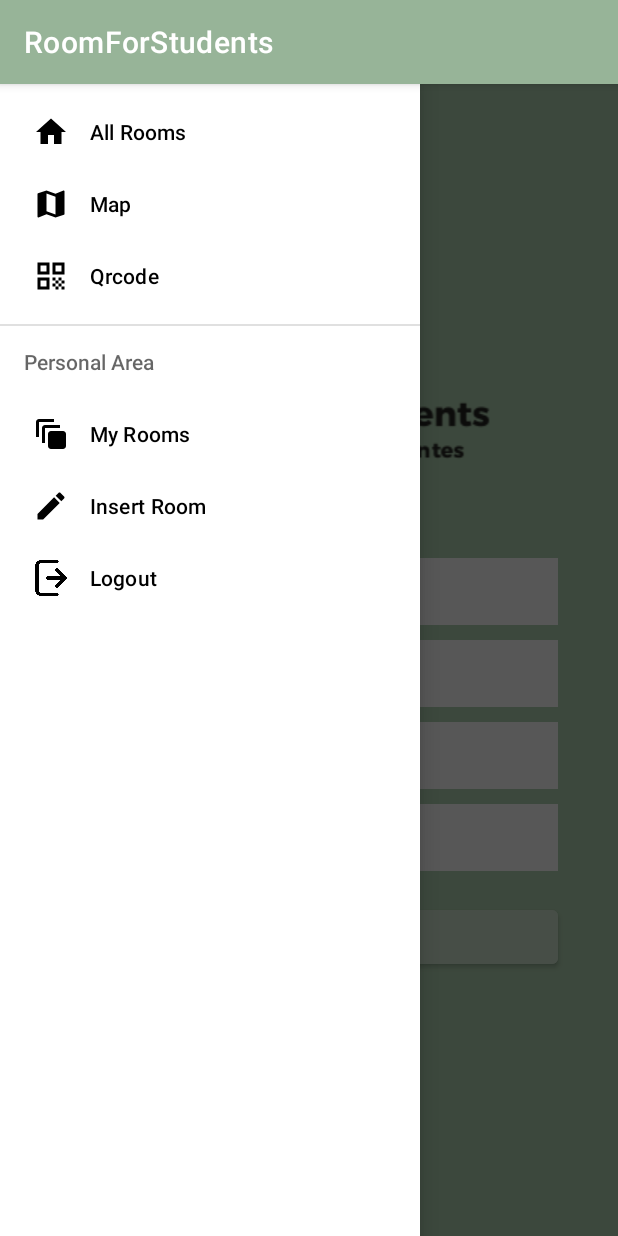
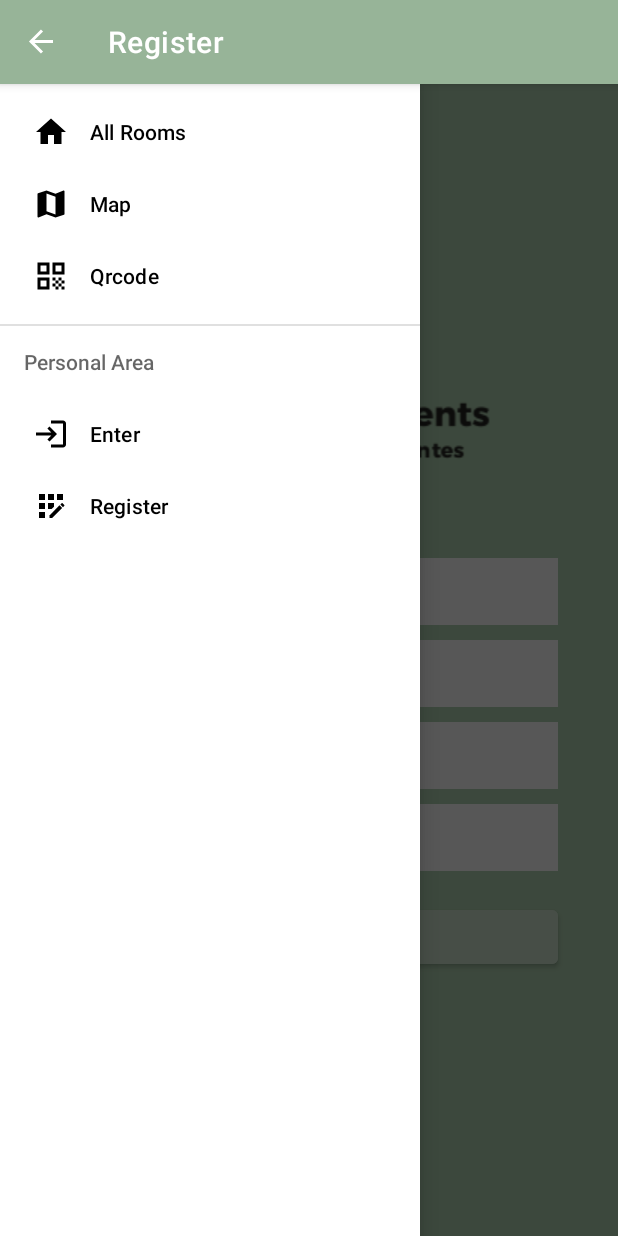
Before and after one commit to tneveda/RoomForStudents, an Android app: the Registo screen opened directly, with no data from a screen before it, in the side drawer, after a tap on "Qrcode", on a phone screen of 412 x 824 dp. Run offline under Robolectric (Android 15) with nearby library versions, the phone set to English and light mode, and no system bars.

Commit message:
Criado landscape de Login e Registo + Gravação de registo de user na BD

```diff
--- a/app/src/main/AndroidManifest.xml
+++ b/app/src/main/AndroidManifest.xml
@@ -21,6 +21,9 @@
             android:name=".Registo"
             android:exported="false" />
         <activity
+            android:name=".Login"
+            android:exported="false" />
+        <activity
             android:name=".SplashScreen"
             android:exported="true">
             <intent-filter>
--- a/app/src/main/java/ecgm/com/roomforstudents/ListaAnuncios.kt
+++ b/app/src/main/java/ecgm/com/roomforstudents/ListaAnuncios.kt
@@ -81,7 +81,7 @@ class ListaAnuncios : AppCompatActivity()/*, CellClickListener*/ {
                 R.id.nav_inserir -> Toast.makeText(applicationContext,"QRcode", Toast.LENGTH_SHORT).show()//startActivity(Intent(this, InserirAnunciosActivity::class.java).apply{})
                 R.id.nav_anuncios -> Toast.makeText(applicationContext,"QRcode", Toast.LENGTH_SHORT).show()// startActivity(Intent(this, MeusAnunciosActivity::class.java).apply{})
                 R.id.nav_login -> startActivity(Intent(this, Login::class.java).apply{})
-                R.id.nav_registo -> Toast.makeText(applicationContext,"Registar", Toast.LENGTH_SHORT).show()
+                R.id.nav_registo -> startActivity(Intent(this, Registo::class.java).apply{})
                 R.id.nav_sair -> logout()
             }
             true
@@ -135,9 +135,9 @@ class ListaAnuncios : AppCompatActivity()/*, CellClickListener*/ {
         shared_preferences_edit.clear()
         shared_preferences_edit.apply()
 
-     /*   val intent = Intent(this@ListaAnuncios, LoginActivity::class.java)
+       val intent = Intent(this@ListaAnuncios, Login::class.java)
         startActivity(intent)
-        finish()*/
+        finish()
 
     }
 
--- a/app/src/main/java/ecgm/com/roomforstudents/Login.kt
+++ b/app/src/main/java/ecgm/com/roomforstudents/Login.kt
@@ -66,7 +66,7 @@ class Login : AppCompatActivity() {
                 R.id.nav_inserir -> Toast.makeText(applicationContext,"QRcode", Toast.LENGTH_SHORT).show()//startActivity(Intent(this, InserirAnunciosActivity::class.java).apply{})
                 R.id.nav_anuncios -> Toast.makeText(applicationContext,"QRcode", Toast.LENGTH_SHORT).show()// startActivity(Intent(this, MeusAnunciosActivity::class.java).apply{})
                 R.id.nav_login -> startActivity(Intent(this, Login::class.java).apply{})
-                R.id.nav_registo -> Toast.makeText(applicationContext,"Registar", Toast.LENGTH_SHORT).show()
+                R.id.nav_registo -> startActivity(Intent(this, Registo::class.java).apply{})
                 R.id.nav_sair -> logout()
             }
             true
--- a/app/src/main/java/ecgm/com/roomforstudents/Registo.kt
+++ b/app/src/main/java/ecgm/com/roomforstudents/Registo.kt
@@ -1,11 +1,138 @@
 package ecgm.com.roomforstudents
 
+import android.content.Context
+import android.content.Intent
+import android.content.SharedPreferences
 import androidx.appcompat.app.AppCompatActivity
 import android.os.Bundle
+import android.view.MenuItem
+import android.view.View
+import android.widget.EditText
+import android.widget.Toast
+import androidx.appcompat.app.ActionBarDrawerToggle
+import androidx.drawerlayout.widget.DrawerLayout
+import com.google.android.material.navigation.NavigationView
+import ecgm.com.roomforstudents.api.EndPoints
+import ecgm.com.roomforstudents.api.OutputAnuncio
+import ecgm.com.roomforstudents.api.OutputRegisto
+import ecgm.com.roomforstudents.api.ServiceBuilder
+import retrofit2.Call
+import retrofit2.Callback
+import retrofit2.Response
 
 class Registo : AppCompatActivity() {
+
+    lateinit var toggle : ActionBarDrawerToggle
+    private lateinit var editUsernameView: EditText
+    private lateinit var editEmailView: EditText
+    private lateinit var editPasswordView: EditText
+    private lateinit var confirmPasswordView: EditText
+
+    private lateinit var shared_preferences: SharedPreferences
+
+
     override fun onCreate(savedInstanceState: Bundle?) {
         super.onCreate(savedInstanceState)
         setContentView(R.layout.activity_registo)
+        editUsernameView = findViewById(R.id.username)
+        editEmailView = findViewById(R.id.email)
+        editPasswordView = findViewById(R.id.password)
+        confirmPasswordView = findViewById(R.id.confirm_password)
+
+
+        shared_preferences = getSharedPreferences("shared_preferences", Context.MODE_PRIVATE)
+        val isLogin = shared_preferences.getBoolean("login", false)
+
+        setTitle(R.string.register)
+
+        val drawerLayout: DrawerLayout = findViewById(R.id.drawerLayout)
+        val navView: NavigationView = findViewById(R.id.nav_view)
+
+
+        if (isLogin) {
+            navView.menu.clear();
+            navView.inflateMenu(R.menu.nav_menu);
+        } else {
+            navView.menu.clear();
+            navView.inflateMenu(R.menu.nav_menu_not_logged);
+        }
+
+        toggle = ActionBarDrawerToggle(this, drawerLayout, R.string.open, R.string.close)
+
+        drawerLayout.addDrawerListener(toggle)
+        toggle.syncState()
+
+        supportActionBar?.setDisplayHomeAsUpEnabled(true)
+
+        navView.setNavigationItemSelectedListener {
+            when (it.itemId) {
+                R.id.nav_home ->startActivity(Intent(this, ListaAnuncios::class.java).apply{})
+                R.id.nav_mapa -> Toast.makeText(applicationContext,"QRcode", Toast.LENGTH_SHORT).show()// startActivity(Intent(this, MapsActivity::class.java).apply{})
+                R.id.nav_qrcode -> Toast.makeText(applicationContext,"QRcode", Toast.LENGTH_SHORT).show()
+                R.id.nav_inserir -> Toast.makeText(applicationContext,"QRcode", Toast.LENGTH_SHORT).show()//startActivity(Intent(this, InserirAnunciosActivity::class.java).apply{})
+                R.id.nav_anuncios -> Toast.makeText(applicationContext,"QRcode", Toast.LENGTH_SHORT).show()// startActivity(Intent(this, MeusAnunciosActivity::class.java).apply{})
+                R.id.nav_login -> startActivity(Intent(this, Login::class.java).apply{})
+                R.id.nav_registo -> startActivity(Intent(this, Registo::class.java).apply{})
+                R.id.nav_sair -> logout()
+            }
+            true
+        }
+
+    }
+
+    override fun onOptionsItemSelected(item: MenuItem): Boolean {
+
+        if (toggle.onOptionsItemSelected(item)) {
+            return true
+        }
+        return super.onOptionsItemSelected(item)
+    }
+
+    fun logout() {
+        val shared_preferences_edit: SharedPreferences.Editor = shared_preferences.edit()
+        shared_preferences_edit.clear()
+        shared_preferences_edit.apply()
+
+        val intent = Intent(this@Registo, Login::class.java)
+        startActivity(intent)
+        finish()
+
+    }
+
+    fun registo(view: View) {
+        val request = ServiceBuilder.buildService(EndPoints::class.java)
+        val username = editUsernameView.text.toString()
+        val email = editEmailView.text.toString()
+        val password= editPasswordView.text.toString()
+        val confirm_password = confirmPasswordView.text.toString()
+
+        if(confirm_password == password){
+
+            val call = request.registar(
+                username= username,
+                email = email,
+                password = password,
+            )
+
+            call.enqueue(object : Callback<OutputRegisto> {
+                override fun onResponse(call: Call<OutputRegisto>, response: Response<OutputRegisto>){
+                    if (response.isSuccessful){
+                        val c: OutputRegisto = response.body()!!
+                        Toast.makeText(this@Registo, c.MSG, Toast.LENGTH_LONG).show()
+                        val intent = Intent(this@Registo, Login::class.java)
+                        startActivity(intent);
+                        finish()
+
+                    }
+                }
+                override fun onFailure(call: Call<OutputRegisto>, t: Throwable){
+                    Toast.makeText(this@Registo,"${t.message}", Toast.LENGTH_SHORT).show()
+                }
+            })
+
+        }else
+            Toast.makeText(this@Registo, R.string.diff_password, Toast.LENGTH_LONG).show()
+
+
     }
 }
--- a/app/src/main/java/ecgm/com/roomforstudents/api/EndPoints.kt
+++ b/app/src/main/java/ecgm/com/roomforstudents/api/EndPoints.kt
@@ -39,4 +39,10 @@ interface EndPoints {
 
     @GET("/RoomForStudents/api/anuncios/{id}")
     fun getAnunciosById(@Path("id") id: String?): Call<Anuncio>
+
+    @FormUrlEncoded
+    @POST("/RoomForStudents/api/user")
+    fun registar(@Field("username") username: String?,
+                 @Field("email") email: String?,
+                 @Field("password") password: String?): Call<OutputRegisto>
 }
--- a/app/src/main/res/layout-land/activity_registo.xml
+++ b/app/src/main/res/layout-land/activity_registo.xml
@@ -6,7 +6,17 @@
     android:id="@+id/drawerLayout"
     android:layout_width="match_parent"
     android:layout_height="match_parent"
-    tools:context=".Login">
+    tools:context=".Registo">
+
+    <ScrollView
+        android:layout_width="match_parent"
+        android:layout_height="match_parent"
+        android:fillViewport="true">
+
+    <TableLayout
+        android:layout_width="match_parent"
+        android:layout_height="match_parent"
+        android:stretchColumns="1">
 
     <LinearLayout
         android:layout_width="match_parent"
@@ -18,25 +28,15 @@
 
         <ImageView
             android:id="@+id/logo"
-            android:layout_width="match_parent"
-            android:layout_height="wrap_content"
+            android:layout_width="150dp"
+            android:layout_height="120dp"
             android:layout_gravity="center"
-            android:layout_marginTop="50dp"
             android:layout_marginBottom="40dp"
             android:src="@drawable/logo" />
-
-        <EditText
-            android:id="@+id/name"
+        <LinearLayout
             android:layout_width="match_parent"
-            android:layout_height="wrap_content"
-            android:background="@color/cinza"
-            android:padding="10dp"
-            android:drawablePadding="10dp"
-            android:drawableStart="@drawable/user"
-            android:layout_marginStart="20dp"
-            android:layout_marginEnd="20dp"
-            android:hint="@string/name"/>
-
+            android:layout_height="50dp"
+            android:orientation="horizontal">
 
             <EditText
                 android:id="@+id/username"
@@ -44,53 +44,84 @@
                 android:layout_height="wrap_content"
                 android:background="@color/cinza"
                 android:layout_marginTop="10dp"
-            android:padding="10dp"
-            android:drawablePadding="10dp"
+                android:paddingLeft="10dp"
+                android:layout_marginEnd="10dp"
+                android:layout_marginStart="10dp"
+                android:drawableStart="@drawable/key"
+                android:layout_weight="1"
+                android:hint="@string/name"/>
+            <EditText
+                android:id="@+id/email"
+                android:layout_width="match_parent"
+                android:layout_height="wrap_content"
+                android:background="@color/cinza"
+                android:layout_marginTop="10dp"
+                android:paddingLeft="10dp"
+                android:layout_marginEnd="10dp"
+                android:layout_marginStart="10dp"
                 android:drawableStart="@drawable/user"
-            android:layout_marginStart="20dp"
-            android:layout_marginEnd="20dp"
+                android:layout_weight="1"
                 android:hint="@string/email"/>
 
+
+
+
+        </LinearLayout>
+
+        <LinearLayout
+            android:layout_width="match_parent"
+            android:layout_height="50dp"
+            android:orientation="horizontal">
             <EditText
                 android:id="@+id/password"
                 android:layout_width="match_parent"
                 android:layout_height="wrap_content"
                 android:background="@color/cinza"
-            android:padding="10dp"
-            android:drawablePadding="10dp"
+                android:layout_marginTop="10dp"
+                android:paddingLeft="10dp"
+                android:inputType="textPassword"
+                android:layout_marginEnd="10dp"
+                android:layout_marginStart="10dp"
                 android:drawableStart="@drawable/key"
-            android:layout_marginTop="10dp"
-            android:layout_marginStart="20dp"
-            android:layout_marginEnd="20dp"
+                android:layout_weight="1"
                 android:hint="@string/password"/>
+
 
             <EditText
                 android:id="@+id/confirm_password"
                 android:layout_width="match_parent"
                 android:layout_height="wrap_content"
                 android:background="@color/cinza"
-            android:padding="10dp"
-            android:drawablePadding="10dp"
+                android:layout_marginTop="10dp"
+                android:paddingLeft="10dp"
+                android:inputType="textPassword"
+                android:layout_marginEnd="10dp"
+                android:layout_marginStart="10dp"
                 android:drawableStart="@drawable/key"
-            android:layout_marginTop="10dp"
-            android:layout_marginStart="20dp"
-            android:layout_marginEnd="20dp"
+                android:layout_weight="1"
                 android:hint="@string/confirm_password"/>
+
+
+        </LinearLayout>
+
 
 
         <Button
             android:id="@+id/button_login"
             android:layout_width="match_parent"
             android:layout_height="wrap_content"
-            android:layout_marginTop="20dp"
+            android:layout_marginTop="5dp"
             android:text="@string/register"
-            android:layout_marginStart="20dp"
-            android:layout_marginEnd="20dp"
+            android:layout_marginStart="200dp"
+            android:layout_marginEnd="200dp"
             android:backgroundTint="@color/verdeClaro"
-            android:textColor="@color/black" />
-        <!--android:onClick="registo"-->
+            android:textColor="@color/black"
+            android:onClick="registo"/>
+
 
     </LinearLayout>
+    </TableLayout>
+    </ScrollView>
     <com.google.android.material.navigation.NavigationView
         android:id="@+id/nav_view"
         android:layout_width="wrap_content"
--- a/app/src/main/res/layout/activity_login.xml
+++ b/app/src/main/res/layout/activity_login.xml
@@ -45,6 +45,7 @@
             android:padding="10dp"
             android:drawablePadding="10dp"
             android:drawableStart="@drawable/key"
+            android:inputType="textPassword"
             android:layout_marginTop="10dp"
             android:layout_marginStart="20dp"
             android:layout_marginEnd="20dp"
--- a/app/src/main/res/layout/activity_registo.xml
+++ b/app/src/main/res/layout/activity_registo.xml
@@ -6,7 +6,7 @@
     android:id="@+id/drawerLayout"
     android:layout_width="match_parent"
     android:layout_height="match_parent"
-    tools:context=".Login">
+    tools:context=".Registo">
 
     <LinearLayout
         android:layout_width="match_parent"
@@ -26,7 +26,7 @@
             android:src="@drawable/logo" />
 
         <EditText
-            android:id="@+id/name"
+            android:id="@+id/username"
             android:layout_width="match_parent"
             android:layout_height="wrap_content"
             android:background="@color/cinza"
@@ -39,7 +39,7 @@
 
 
         <EditText
-            android:id="@+id/username"
+            android:id="@+id/email"
             android:layout_width="match_parent"
             android:layout_height="wrap_content"
             android:background="@color/cinza"
@@ -57,6 +57,7 @@
             android:layout_height="wrap_content"
             android:background="@color/cinza"
             android:padding="10dp"
+            android:inputType="textPassword"
             android:drawablePadding="10dp"
             android:drawableStart="@drawable/key"
             android:layout_marginTop="10dp"
@@ -70,6 +71,7 @@
             android:layout_height="wrap_content"
             android:background="@color/cinza"
             android:padding="10dp"
+            android:inputType="textPassword"
             android:drawablePadding="10dp"
             android:drawableStart="@drawable/key"
             android:layout_marginTop="10dp"
@@ -87,8 +89,9 @@
             android:layout_marginStart="20dp"
             android:layout_marginEnd="20dp"
             android:backgroundTint="@color/verdeClaro"
-            android:textColor="@color/black" />
-        <!--android:onClick="registo"-->
+            android:textColor="@color/black"
+            android:onClick="registo"/>
+
 
     </LinearLayout>
     <com.google.android.material.navigation.NavigationView
--- a/app/src/main/res/values/strings.xml
+++ b/app/src/main/res/values/strings.xml
@@ -23,4 +23,5 @@
     <string name="name">Name</string>
     <string name="email">Email</string>
     <string name="confirm_password">Confirm Password</string>
+    <string name="diff_password">Both passwords are different. They must be the same</string>
 </resources>
```
Also changed, not shown: app/src/main/java/ecgm/com/roomforstudents/api/OutputRegisto.kt (added, +10 -0 lines), app/src/main/java/ecgm/com/roomforstudents/api/User.kt (added, +8 -0 lines), app/src/main/res/layout-land/activity_login.xml (+11 -14 lines), 1 other file. Lines whose indentation alone changed are shown as unchanged.
